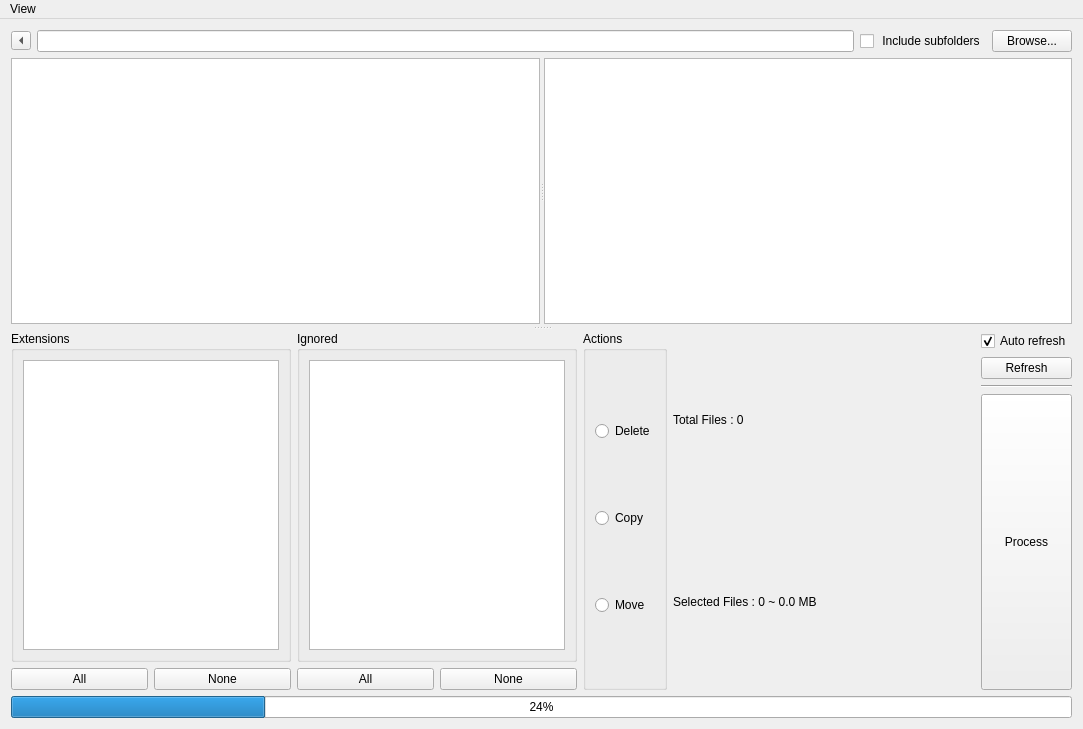
Above: duplicateSorter.ui from Zeplaro/duplicateSorter before the change. Below: the same form after it.
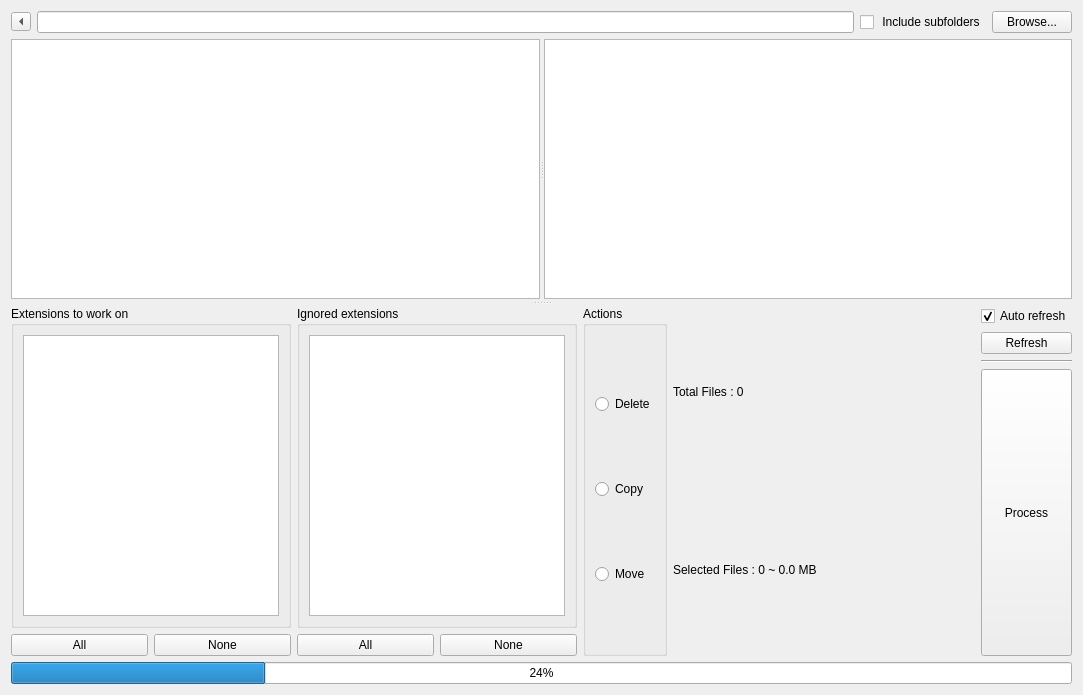
That is the form after the change.

Diff of the .ui file:
```diff
--- a/duplicateSorter.ui
+++ b/duplicateSorter.ui
@@ -7,7 +7,7 @@
     <x>0</x>
     <y>0</y>
     <width>1083</width>
-    <height>729</height>
+    <height>695</height>
    </rect>
   </property>
   <property name="windowTitle">
@@ -120,7 +120,7 @@
                </sizepolicy>
               </property>
               <property name="title">
-               <string>Extensions</string>
+               <string>Extensions to work on</string>
               </property>
               <layout class="QVBoxLayout" name="verticalLayout">
                <item>
@@ -167,7 +167,7 @@
                </sizepolicy>
               </property>
               <property name="title">
-               <string>Ignored</string>
+               <string>Ignored extensions</string>
               </property>
               <layout class="QVBoxLayout" name="verticalLayout_2">
                <item>
@@ -329,14 +329,6 @@
      <height>21</height>
     </rect>
    </property>
-   <widget class="QMenu" name="menuView">
-    <property name="title">
-     <string>View</string>
-    </property>
-    <addaction name="default_action"/>
-    <addaction name="dark_action"/>
-   </widget>
-   <addaction name="menuView"/>
   </widget>
   <action name="default_action">
    <property name="text">
```
